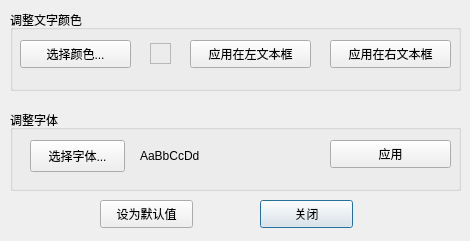
FibonacciSoup/FibText, file viewdialog.ui: the form before one commit.
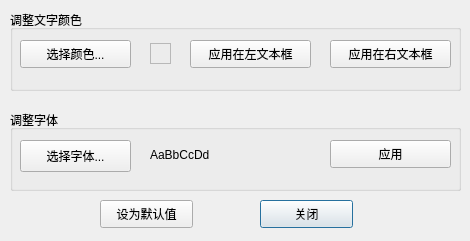
The form after the commit.

Commit message: new ui design; delete useless buttons

Patch:
```diff
--- a/viewdialog.ui
+++ b/viewdialog.ui
@@ -109,9 +109,9 @@
    <widget class="QPushButton" name="pushButtonFont">
     <property name="geometry">
      <rect>
-      <x>20</x>
+      <x>10</x>
       <y>30</y>
-      <width>95</width>
+      <width>111</width>
       <height>32</height>
      </rect>
     </property>
@@ -122,8 +122,8 @@
    <widget class="QLabel" name="labelFont">
     <property name="geometry">
      <rect>
-      <x>130</x>
-      <y>25</y>
+      <x>140</x>
+      <y>24</y>
       <width>151</width>
       <height>41</height>
      </rect>
```
The commit also changes 5 other files.
